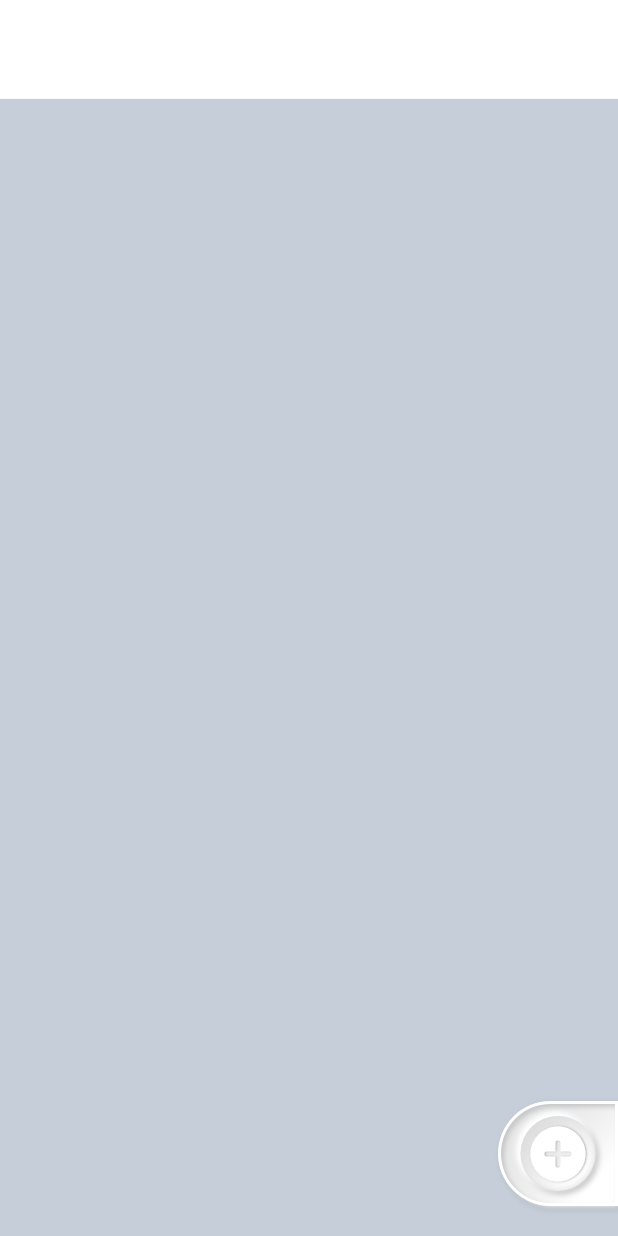
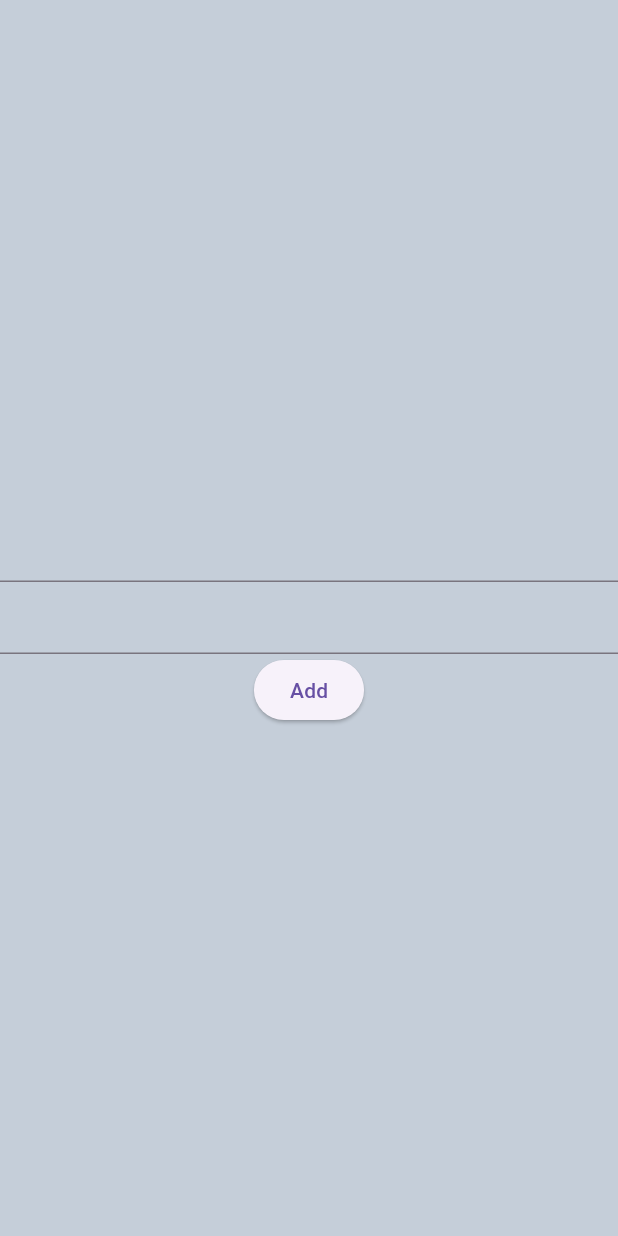
Before and after one commit to denissavishchev/justnote, a Flutter app: the screen it shows after launch, after a tap on the "add circle" icon, on a phone screen of 412 x 824 dp. Run offline on Flutter 3.47's test engine with Material 3 defaults, Android fonts, the phone set to English and light mode, and no system bars; our stand-ins replace flutter_screenutil, hive, hive_flutter; accounts and stored records are empty.

Commit message:
add note screen

```diff
--- a/lib/main.dart
+++ b/lib/main.dart
@@ -19,18 +19,17 @@ class MyApp extends StatelessWidget {
 
   @override
   Widget build(BuildContext context) {
-    return MaterialApp(
-      debugShowCheckedModeBanner: false,
-      home: MultiProvider(
+    return MultiProvider(
       providers: [
         ChangeNotifierProvider<NotesProvider>(create: (_) => NotesProvider()),
       ],
-          builder: (_, child){
+      builder: (context, child){
         return const ScreenUtilInit(
             designSize: Size(360, 780),
-                child: MainScreen());
+            child: MaterialApp(
+              debugShowCheckedModeBanner: false,
+                home: MainScreen()));
       },
-        ),
     );
   }
 }
--- a/lib/provider.dart
+++ b/lib/provider.dart
@@ -1,4 +1,5 @@
 import 'package:flutter/material.dart';
+import 'package:justnote/screens/main_screen.dart';
 import 'models/boxes.dart';
 import 'models/notes_model.dart';
 
@@ -7,7 +8,7 @@ class NotesProvider with ChangeNotifier {
   final TextEditingController titleController = TextEditingController();
   final TextEditingController bodyController = TextEditingController();
 
-  Future addNoteToBase() async {
+  Future addNoteToBase(context) async {
     final note = NotesModel()
       ..title = titleController.text
       ..body = bodyController.text
@@ -16,6 +17,11 @@ class NotesProvider with ChangeNotifier {
       ..dateTime = DateTime.now().toString();
     final box = Boxes.addNoteToBase();
     box.add(note);
+
+    Navigator.pushReplacement(context,
+        MaterialPageRoute(builder: (context) =>
+        const MainScreen()));
   }
 
+
 }
--- /dev/null
+++ b/lib/screens/add_note_screen.dart
@@ -0,0 +1,32 @@
+import 'package:flutter/material.dart';
+import 'package:justnote/constants.dart';
+import 'package:justnote/provider.dart';
+import 'package:provider/provider.dart';
+
+class AddNoteScreen extends StatelessWidget {
+  const AddNoteScreen({Key? key}) : super(key: key);
+
+  @override
+  Widget build(BuildContext context) {
+    Size size = MediaQuery.of(context).size;
+    return Scaffold(
+      backgroundColor: kGrey,
+      body: SafeArea(
+        child: Consumer<NotesProvider>(
+          builder: (context, data, _){
+            return Column(
+              mainAxisAlignment: MainAxisAlignment.center,
+              children: [
+                TextField(controller: data.titleController,),
+                TextField(controller: data.bodyController,),
+                ElevatedButton(
+                    onPressed: () => data.addNoteToBase(context),
+                    child: Text('Add')),
+              ],
+            );
+          },
+        ),
+      ),
+    );
+  }
+}
--- a/lib/screens/main_screen.dart
+++ b/lib/screens/main_screen.dart
@@ -4,6 +4,7 @@ import 'package:intl/intl.dart';
 import 'package:justnote/constants.dart';
 import 'package:justnote/models/boxes.dart';
 import 'package:justnote/provider.dart';
+import 'package:justnote/screens/add_note_screen.dart';
 import 'package:provider/provider.dart';
 import '../models/notes_model.dart';
 import '../widgets/add_button_widget.dart';
@@ -30,11 +31,6 @@ class MainScreen extends StatelessWidget {
                         color: Colors.white,
                         height: size.height * 0.08,
                       ),
-                      // TextField(controller: data.titleController,),
-                      // TextField(controller: data.bodyController,),
-                      // ElevatedButton(
-                      //     onPressed: () => data.addNoteToBase(),
-                      //     child: Text('Add')),
                       Expanded(
                         child: Stack(
                           children: [
@@ -75,7 +71,10 @@ class MainScreen extends StatelessWidget {
                             Positioned(
                               bottom: 20,
                               right: 0,
-                              child: AddButtonWidget(onTap: () => print('hell'),)
+                              child: AddButtonWidget(onTap: () =>
+                                  Navigator.pushReplacement(context,
+                                  MaterialPageRoute(builder: (context) =>
+                                  const AddNoteScreen())),)
                             )
                           ],
                         ),
--- a/lib/widgets/add_button_widget.dart
+++ b/lib/widgets/add_button_widget.dart
@@ -52,8 +52,8 @@ class AddButtonWidget extends StatelessWidget {
                 BoxShadow(
                     color: Colors.grey.withOpacity(0.9),
                     blurRadius: 1,
-                    spreadRadius: 2,
-                    offset: const Offset(0.6, 0.6)),
+                    spreadRadius: 1,
+                    offset: const Offset(0.25, 0.3)),
 
                 BoxShadow(
                     color: Colors.white.withOpacity(0.1),
```
Lines whose indentation alone changed are shown as unchanged.
